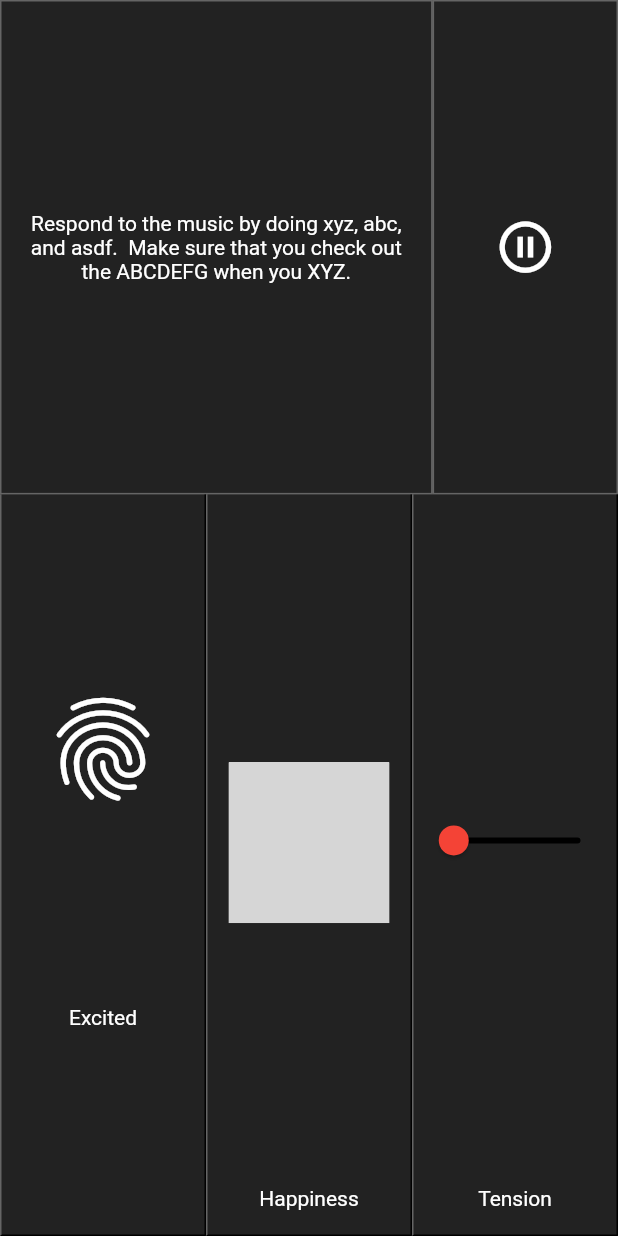
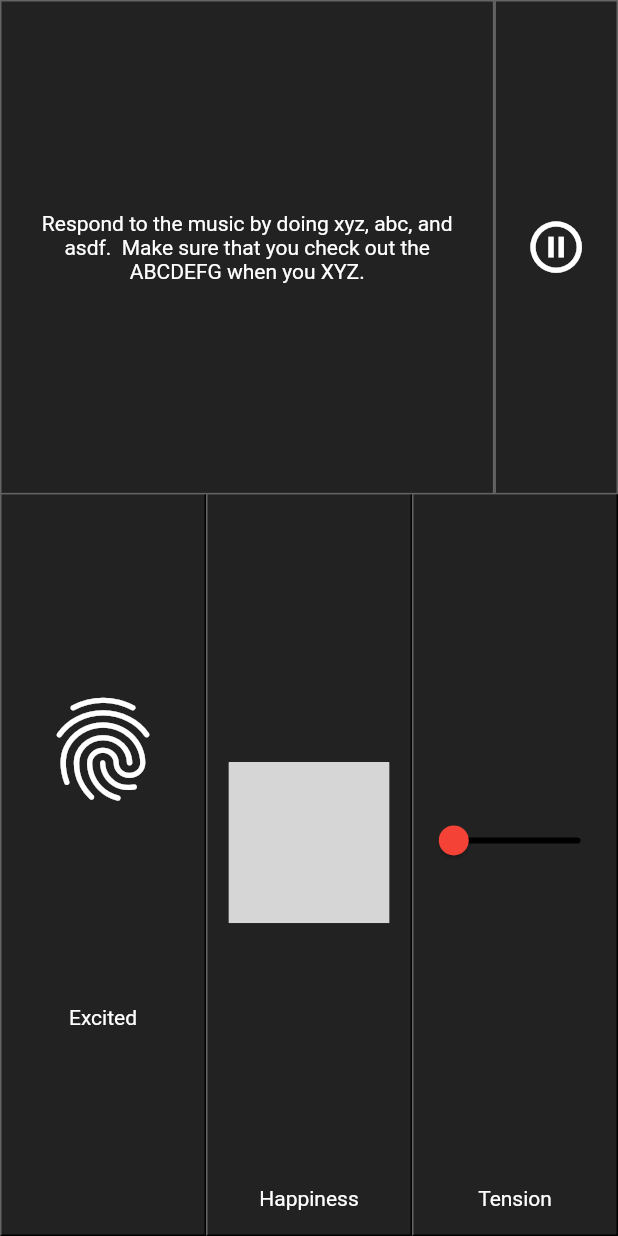
Before and after one commit to New-Note-Action/CRDI-Mobile-App, a Flutter app: the Profile3 screen opened directly, on a phone screen of 412 x 824 dp. Run offline on Flutter 3.47's test engine with Material 2 defaults, Android fonts, the phone set to English and light mode, and no system bars; our stand-ins replace dynamic_theme, file_picker, flutter_markdown, flutter_screenutil, package_info, vibration; missing offline and left inert: control_pad, simple_share; grey boxes are pictures that could not be loaded.

Commit message:
Fix proportions of profile3's instructions and pause button

```diff
--- a/lib/profiles/profile3.dart
+++ b/lib/profiles/profile3.dart
@@ -20,7 +20,7 @@ class Profile3 extends StatelessWidget {
             child: Row(
               children: [
                 Expanded(
-                  flex: 7,
+                  flex: 8,
                   child: Container(
                     decoration: profilePartNonControlDecoration,
                     child: Container(
@@ -34,7 +34,7 @@ class Profile3 extends StatelessWidget {
                   ),
                 ),
                 Expanded(
-                  flex: 3,
+                  flex: 2,
                   child: Container(
                     height: double.infinity,
                     decoration: profilePartNonControlDecoration,
```
